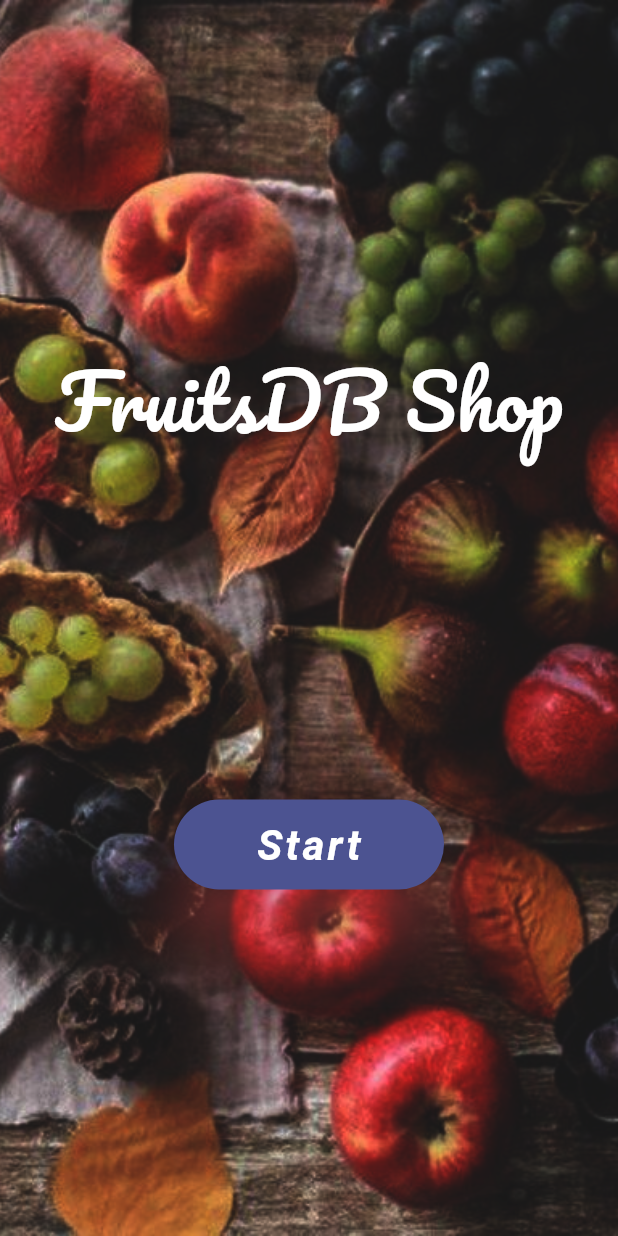
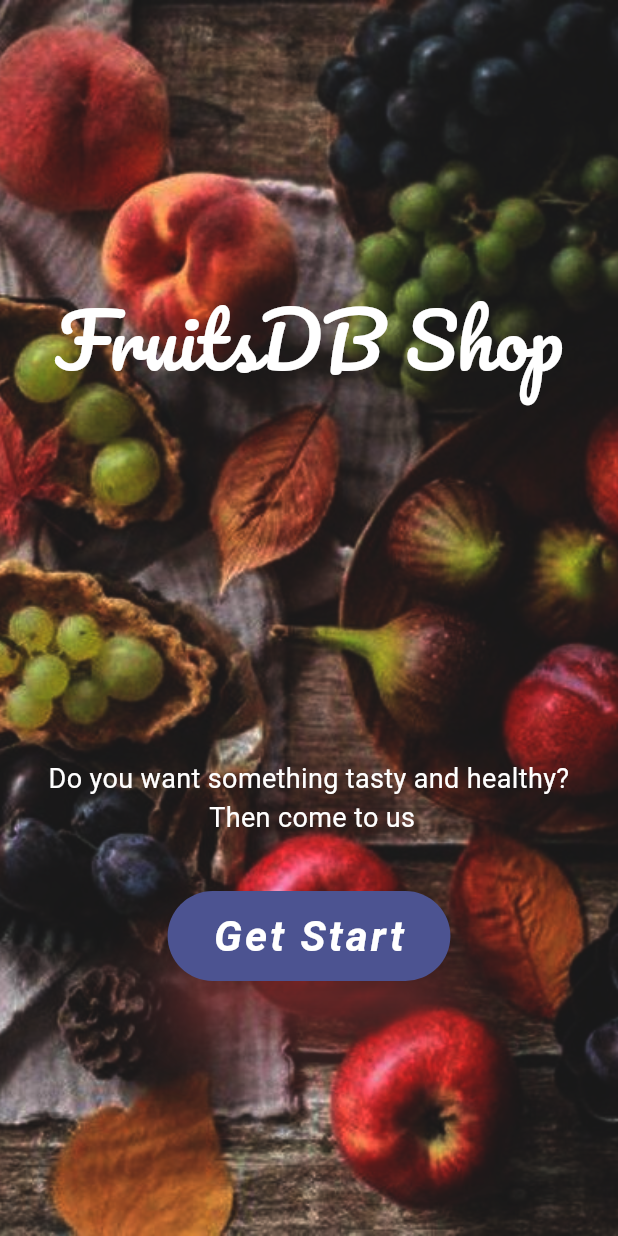
Before and after one commit to katerina456/shopping_app_flutter, a Flutter app: the screen it shows after launch, on a phone screen of 412 x 824 dp. Run offline on Flutter 3.47's test engine with Material 3 defaults, Android fonts, the phone set to English and light mode, and no system bars; our stand-ins replace curved_navigation_bar, flutter_custom_clippers, flutter_rating_bar, google_fonts.

Commit message:
navigation button for welcome page

```diff
--- a/lib/pages/welcomePage.dart
+++ b/lib/pages/welcomePage.dart
@@ -9,6 +9,7 @@ class WelcomePage extends StatelessWidget {
     return Scaffold(
       backgroundColor: Color(0xFFEDECF2),
       body: Container(
+        padding: EdgeInsets.only(top: 190, bottom: 170),
         decoration: const BoxDecoration(
           image: DecorationImage(
             image: AssetImage("images/fon.jpg"),
@@ -19,7 +20,7 @@ class WelcomePage extends StatelessWidget {
         ),
         width: double.infinity,
         child: Column(
-          mainAxisAlignment: MainAxisAlignment.spaceEvenly,
+          mainAxisAlignment: MainAxisAlignment.spaceBetween,
           crossAxisAlignment: CrossAxisAlignment.center,
           children: [
             Text(
@@ -29,19 +30,30 @@ class WelcomePage extends StatelessWidget {
                 fontSize: 50,
               ),
             ),
+            Column(
+              children: [
+                Text(
+                  'Do you want something tasty and healthy?\n Then come to us',
+                  style: TextStyle(
+                    color: Colors.white,
+                    fontSize: 18,
+                  ),
+                  textAlign: TextAlign.center,
+                ),
+                SizedBox(height: 36,),
                 ElevatedButton(
                   style: ButtonStyle(
                     backgroundColor: WidgetStatePropertyAll(Color(0xFF4C5391),),
-                padding: WidgetStatePropertyAll(EdgeInsets.symmetric(horizontal: 20, vertical: 10)),
+                    padding: WidgetStatePropertyAll(EdgeInsets.symmetric(horizontal: 30, vertical: 10)),
                     minimumSize: WidgetStatePropertyAll(Size(180,60)),
                     elevation: WidgetStatePropertyAll(20),
                     shadowColor: WidgetStatePropertyAll(Colors.redAccent)
                   ),
                   onPressed: (){
-                //Navigator.pushNamed(context, '/home');
+                    Navigator.pushNamed(context, '/home');
                   },
                   child: Text(
-                'Start',
+                    'Get Start',
                     style: TextStyle(
                       color: Colors.white,
                       fontSize: 28,
@@ -53,6 +65,8 @@ class WelcomePage extends StatelessWidget {
                 ),
               ],
             ),
+          ],
+        ),
       ),
     );
   }
```
Lines whose indentation alone changed are shown as unchanged.
